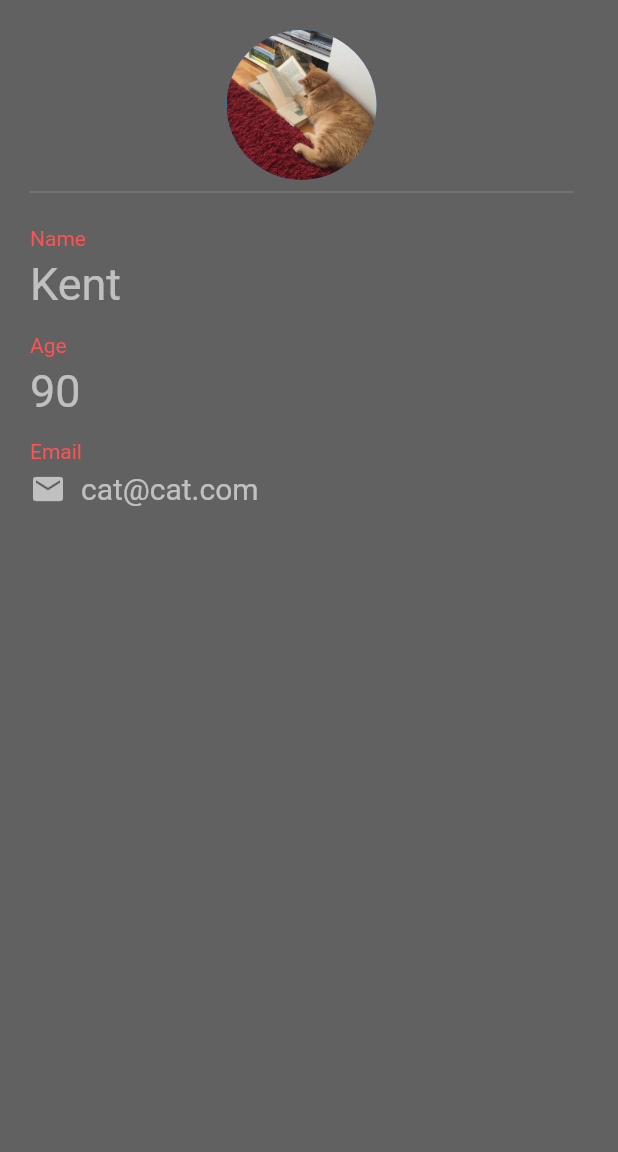
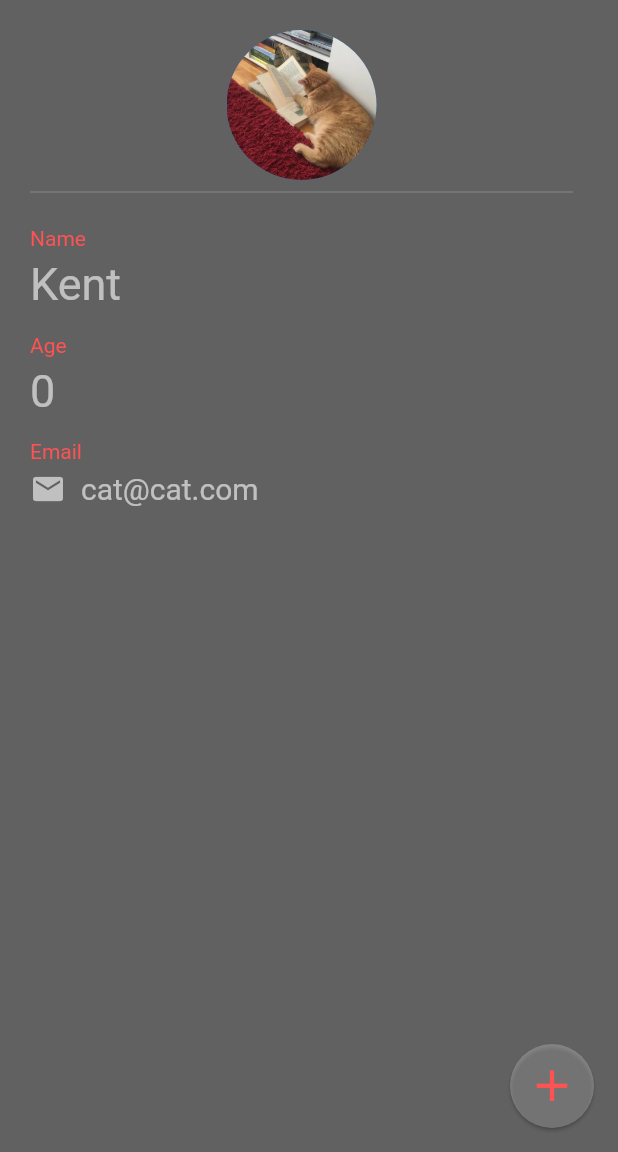
Before and after one commit to turkaytunc/flutter-card, a Flutter app: the screen it shows after launch, on a phone screen of 412 x 824 dp, the part 84-1236 px from its top. Run offline on Flutter 3.47's test engine with Material 2 defaults, Android fonts, the phone set to English and light mode, and no system bars.

Commit message:
add: increment button

```diff
--- a/lib/main.dart
+++ b/lib/main.dart
@@ -10,7 +10,6 @@ class MyApp extends StatefulWidget {
 }
 
 class _MyAppState extends State<MyApp> {
-
   int age = 0;
 
   @override
@@ -35,7 +34,9 @@ class _MyAppState extends State<MyApp> {
                   radius: 50,
                 ),
               ),
-              Divider(color: Colors.white24,),
+              Divider(
+                color: Colors.white24,
+              ),
               SizedBox(
                 height: 15,
               ),
@@ -61,7 +62,7 @@ class _MyAppState extends State<MyApp> {
                 height: 5,
               ),
               Text(
-                '90',
+                '$age',
                 style: TextStyle(color: Colors.white60, fontSize: 30),
               ),
               SizedBox(
@@ -95,6 +96,18 @@ class _MyAppState extends State<MyApp> {
             ],
           ),
         ),
+        floatingActionButton: FloatingActionButton(
+          onPressed: ()=>{setState(()=>{
+            age++
+          })},
+          child: Icon(
+            Icons.add,
+            size: 35,
+            color: Colors.redAccent,
+          ),
+          backgroundColor: Colors.white24,
+          elevation: 1,
+        ),
       ),
     );
   }
```
